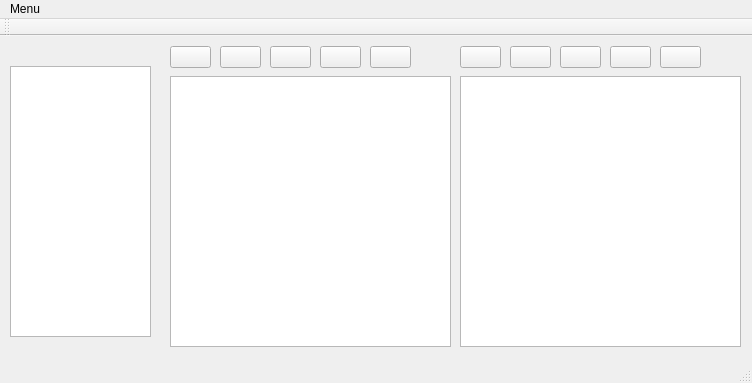
Qt form mainwindow.ui (Neandus/CenterOfMass) before a commit.
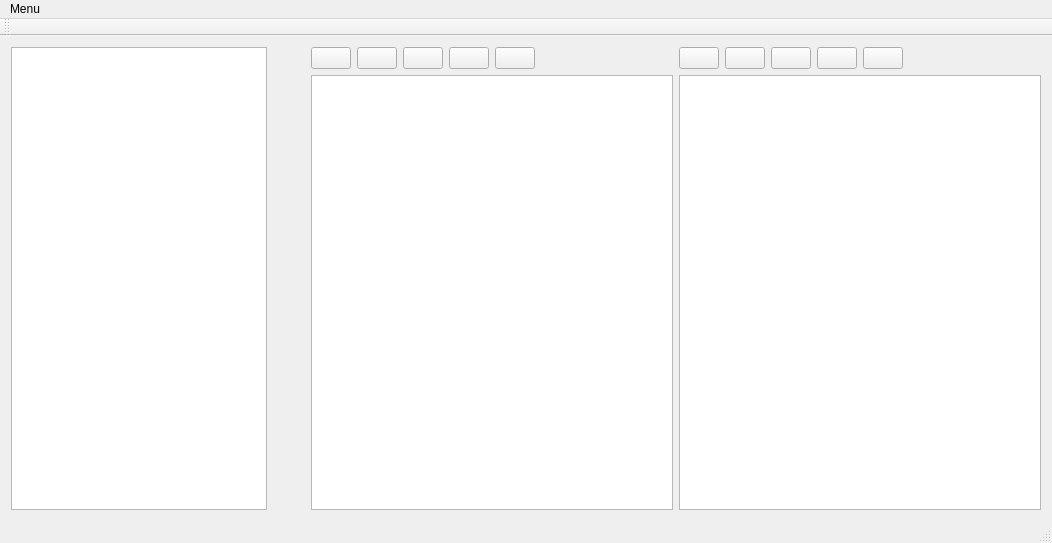
The same form after that commit. Custom widgets are drawn as their Qt base class.

The edit to the form file:
```diff
--- a/mainwindow.ui
+++ b/mainwindow.ui
@@ -6,181 +6,177 @@
    <rect>
     <x>0</x>
     <y>0</y>
-    <width>752</width>
-    <height>383</height>
+    <width>1052</width>
+    <height>543</height>
    </rect>
   </property>
+  <property name="sizePolicy">
+   <sizepolicy hsizetype="Maximum" vsizetype="Preferred">
+    <horstretch>0</horstretch>
+    <verstretch>0</verstretch>
+   </sizepolicy>
+  </property>
   <property name="windowTitle">
    <string>MainWindow</string>
   </property>
   <widget class="QWidget" name="centralWidget">
-   <widget class="MyGraphicViewer" name="graphicsView_left">
-    <property name="geometry">
-     <rect>
-      <x>170</x>
-      <y>40</y>
-      <width>281</width>
-      <height>271</height>
-     </rect>
-    </property>
-   </widget>
-   <widget class="MyGraphicViewer" name="graphicsView_right">
-    <property name="geometry">
-     <rect>
-      <x>460</x>
-      <y>40</y>
-      <width>281</width>
-      <height>271</height>
-     </rect>
-    </property>
-   </widget>
+   <layout class="QHBoxLayout" name="horizontalLayout_3">
+    <item>
    <widget class="QTreeView" name="treeView">
-    <property name="geometry">
-     <rect>
-      <x>10</x>
-      <y>30</y>
-      <width>141</width>
-      <height>271</height>
-     </rect>
-    </property>
-   </widget>
+      <property name="sizePolicy">
+       <sizepolicy hsizetype="Maximum" vsizetype="Expanding">
+        <horstretch>0</horstretch>
+        <verstretch>0</verstretch>
+       </sizepolicy>
+      </property>
+     </widget>
+    </item>
+    <item>
+     <spacer name="horizontalSpacer_3">
+      <property name="orientation">
+       <enum>Qt::Horizontal</enum>
+      </property>
+      <property name="sizeType">
+       <enum>QSizePolicy::Maximum</enum>
+      </property>
+      <property name="sizeHint" stdset="0">
+       <size>
+        <width>38</width>
+        <height>189</height>
+       </size>
+      </property>
+     </spacer>
+    </item>
+    <item>
+     <layout class="QGridLayout" name="gridLayout">
+      <item row="0" column="0">
+       <layout class="QHBoxLayout" name="horizontalLayout">
+        <item>
    <widget class="QPushButton" name="load_image_left">
-    <property name="geometry">
-     <rect>
-      <x>170</x>
-      <y>10</y>
-      <width>41</width>
-      <height>22</height>
-     </rect>
-    </property>
     <property name="text">
      <string/>
     </property>
    </widget>
+        </item>
+        <item>
    <widget class="QPushButton" name="save_image_left">
-    <property name="geometry">
-     <rect>
-      <x>220</x>
-      <y>10</y>
-      <width>41</width>
-      <height>22</height>
-     </rect>
-    </property>
     <property name="text">
      <string/>
     </property>
    </widget>
+        </item>
+        <item>
    <widget class="QPushButton" name="clean_image_left">
-    <property name="geometry">
-     <rect>
-      <x>270</x>
-      <y>10</y>
-      <width>41</width>
-      <height>22</height>
-     </rect>
-    </property>
     <property name="text">
      <string/>
     </property>
    </widget>
-   <widget class="QPushButton" name="add_point_left">
-    <property name="geometry">
-     <rect>
-      <x>370</x>
-      <y>10</y>
-      <width>41</width>
-      <height>22</height>
-     </rect>
-    </property>
-    <property name="text">
-     <string/>
-    </property>
-   </widget>
+        </item>
+        <item>
    <widget class="QPushButton" name="add_axis_left">
-    <property name="geometry">
-     <rect>
-      <x>320</x>
-      <y>10</y>
-      <width>41</width>
-      <height>22</height>
-     </rect>
-    </property>
     <property name="text">
      <string/>
     </property>
    </widget>
-   <widget class="QPushButton" name="add_axis_right">
-    <property name="geometry">
-     <rect>
-      <x>610</x>
-      <y>10</y>
-      <width>41</width>
-      <height>22</height>
-     </rect>
-    </property>
+        </item>
+        <item>
+         <widget class="QPushButton" name="add_point_left">
     <property name="text">
      <string/>
     </property>
    </widget>
-   <widget class="QPushButton" name="add_point_right">
-    <property name="geometry">
-     <rect>
-      <x>660</x>
-      <y>10</y>
-      <width>41</width>
-      <height>22</height>
-     </rect>
-    </property>
-    <property name="text">
-     <string/>
-    </property>
-   </widget>
+        </item>
+        <item>
+         <spacer name="horizontalSpacer">
+          <property name="orientation">
+           <enum>Qt::Horizontal</enum>
+          </property>
+          <property name="sizeHint" stdset="0">
+           <size>
+            <width>40</width>
+            <height>20</height>
+           </size>
+          </property>
+         </spacer>
+        </item>
+       </layout>
+      </item>
+      <item row="0" column="1">
+       <layout class="QHBoxLayout" name="horizontalLayout_2">
+        <item>
    <widget class="QPushButton" name="load_image_right">
-    <property name="geometry">
-     <rect>
-      <x>460</x>
-      <y>10</y>
-      <width>41</width>
-      <height>22</height>
-     </rect>
-    </property>
     <property name="text">
      <string/>
     </property>
    </widget>
-   <widget class="QPushButton" name="clean_image_right">
-    <property name="geometry">
-     <rect>
-      <x>560</x>
-      <y>10</y>
-      <width>41</width>
-      <height>22</height>
-     </rect>
-    </property>
-    <property name="text">
-     <string/>
-    </property>
-   </widget>
+        </item>
+        <item>
    <widget class="QPushButton" name="save_image_right">
-    <property name="geometry">
-     <rect>
-      <x>510</x>
-      <y>10</y>
-      <width>41</width>
-      <height>22</height>
-     </rect>
-    </property>
+          <property name="text">
+           <string/>
+          </property>
+         </widget>
+        </item>
+        <item>
+         <widget class="QPushButton" name="clean_image_right">
     <property name="text">
      <string/>
     </property>
    </widget>
+        </item>
+        <item>
+         <widget class="QPushButton" name="add_axis_right">
+          <property name="text">
+           <string/>
+          </property>
+         </widget>
+        </item>
+        <item>
+         <widget class="QPushButton" name="add_point_right">
+          <property name="text">
+           <string/>
+          </property>
+         </widget>
+        </item>
+        <item>
+         <spacer name="horizontalSpacer_2">
+          <property name="orientation">
+           <enum>Qt::Horizontal</enum>
+          </property>
+          <property name="sizeHint" stdset="0">
+           <size>
+            <width>40</width>
+            <height>20</height>
+           </size>
+          </property>
+         </spacer>
+        </item>
+       </layout>
+      </item>
+      <item row="1" column="0">
+       <widget class="MyGraphicViewer" name="graphicsView_left">
+        <property name="sizeAdjustPolicy">
+         <enum>QAbstractScrollArea::AdjustToContents</enum>
+        </property>
+       </widget>
+      </item>
+      <item row="1" column="1">
+       <widget class="MyGraphicViewer" name="graphicsView_right">
+        <property name="sizeAdjustPolicy">
+         <enum>QAbstractScrollArea::AdjustToContents</enum>
+        </property>
+       </widget>
+      </item>
+     </layout>
+    </item>
+   </layout>
   </widget>
   <widget class="QMenuBar" name="menuBar">
    <property name="geometry">
     <rect>
      <x>0</x>
      <y>0</y>
-     <width>752</width>
+     <width>1052</width>
      <height>19</height>
     </rect>
    </property>
```
Lines whose indentation alone changed are shown as unchanged.
